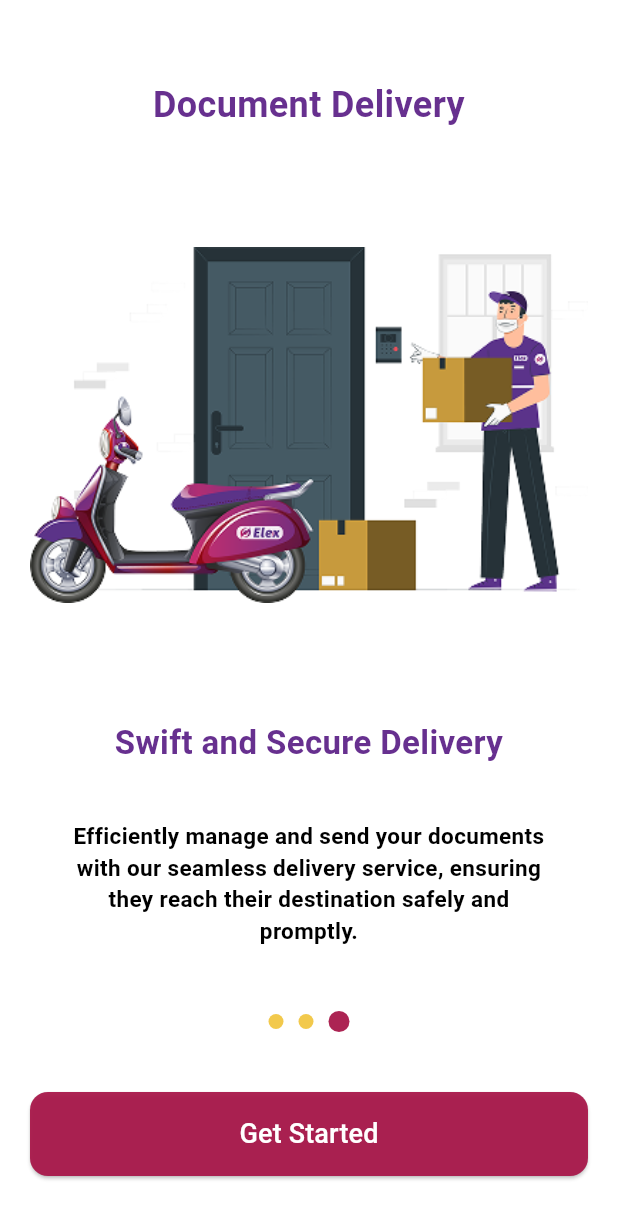
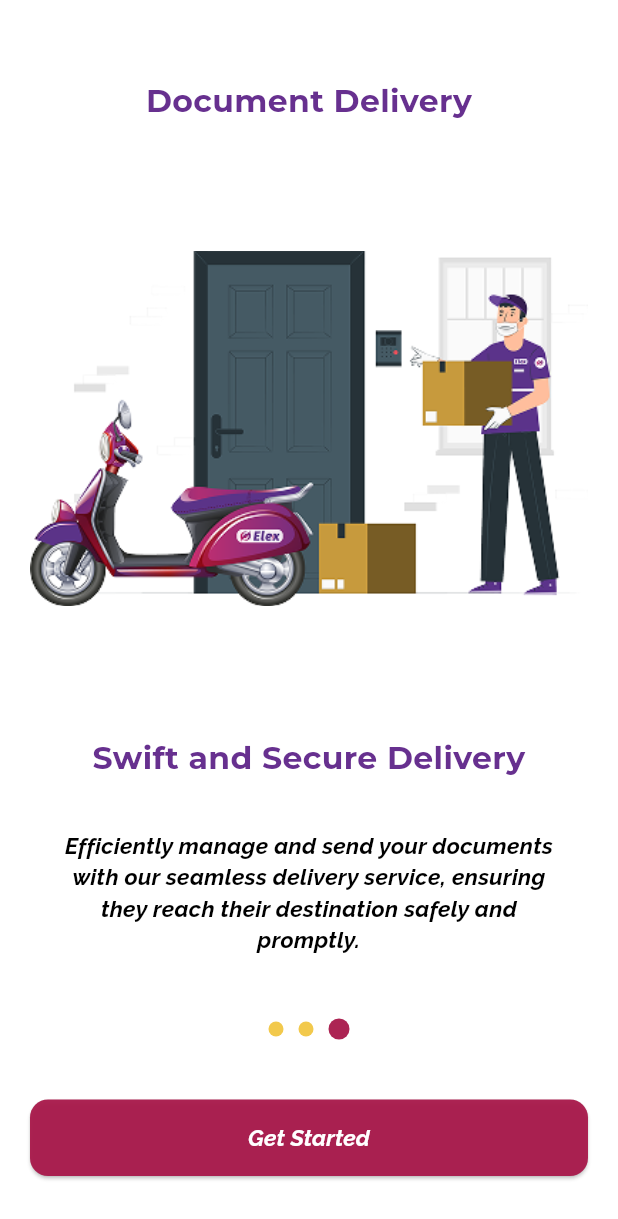
Before and after one commit to Melak-12/elex_driver, a Flutter app: the screen it shows after launch, after a tap on "Skip", on a phone screen of 412 x 824 dp. Shown: the top 1219 px of the screen. Run offline on Flutter 3.47's test engine with Material 3 defaults, Android fonts, the phone set to English and light mode, and no system bars; our stand-ins replace go_router, image_picker, intl_phone_field, location, permission_handler; missing offline and left inert: live_indicator, mapbox_maps_flutter; network calls fail.

Commit message:
Add splash screen implementation and update routing; include Lottie dependency and refactor text styles

```diff
--- a/lib/core/constants/dimentsions.dart
+++ b/lib/core/constants/dimentsions.dart
@@ -17,7 +17,6 @@
     ? MediaQuery.of(context).size.height * h
     : MediaQuery.of(context).size.height;
 
-
 ///[ScreenWidth]
 
 double screenWidth(context, {double w = 0.0}) => w > 0.0
--- a/lib/core/constants/text_styles.dart
+++ b/lib/core/constants/text_styles.dart
@@ -24,5 +24,12 @@
     fontSize: 15.0,
     fontWeight: FontWeight.w600,
     color: Colors.white,
+    fontFamily: AppAssets.complimentaryFont,
+  );
+  static const TextStyle bodyText2 = TextStyle(
+    color: Colors.black,
+    fontSize: 15,
+    fontWeight: FontWeight.w700,
+    fontFamily: AppAssets.complimentaryFont,
   );
 }
--- a/lib/onboarding_screen.dart
+++ b/lib/onboarding_screen.dart
@@ -1,4 +1,6 @@
 import 'package:elex_driver/core/constants/colors/colors.dart';
+import 'package:elex_driver/core/constants/dimentsions.dart';
+import 'package:elex_driver/core/constants/text_styles.dart';
 import 'package:elex_driver/routes/app_router.dart';
 import 'package:flutter/material.dart';
 import 'package:flutter/services.dart';
@@ -46,7 +48,10 @@
                         onPressed: _skip,
                         child: const Text(
                           "Skip",
-                          style: TextStyle(color: AppColors.primary, fontSize: 17,fontWeight: FontWeight.bold),
+                          style: TextStyle(
+                              color: AppColors.primary,
+                              fontSize: 17,
+                              fontWeight: FontWeight.bold),
                         ),
                       )
                     : const SizedBox(),
@@ -99,7 +104,7 @@
                   ),
                   child: Text(
                     _currentPage == 2 ? "Get Started" : "Learn More",
-                    style: const TextStyle(fontSize: 18, color: Colors.white),
+                    style: AppTextStyles.buttonText,
                   ),
                 ),
               ),
@@ -115,24 +120,23 @@
       String imagePath, String title, String subTitle, String description) {
     return Column(
       mainAxisAlignment: MainAxisAlignment.spaceEvenly,
-
       children: [
         Text(
           title,
-          style: const TextStyle(
-              fontSize: 24, fontWeight: FontWeight.bold, color: AppColors.primary),
+          style: AppTextStyles.headline1
+              .copyWith(color: AppColors.primary, fontSize: 21),
           textAlign: TextAlign.center,
         ),
         const SizedBox(height: 20),
-        Image.asset(imagePath, height: 300),
+        Image.asset(
+          imagePath,
+          height: 320,
+          width: screenWidth(context),
+        ),
         const SizedBox(height: 20),
         Text(
           subTitle,
-          style: const TextStyle(
-            color: AppColors.primary,
-            fontSize: 22,
-            fontWeight: FontWeight.bold,
-          ),
+          style: AppTextStyles.headline1.copyWith(fontSize: 21),
           textAlign: TextAlign.center,
         ),
         const SizedBox(height: 10),
@@ -140,11 +144,7 @@
           padding: const EdgeInsets.symmetric(horizontal: 20),
           child: Text(
             description,
-            style: const TextStyle(
-              color: Colors.black,
-              fontSize: 15,
-              fontWeight: FontWeight.w700,
-            ),
+            style: AppTextStyles.bodyText2,
             textAlign: TextAlign.center,
           ),
         ),
--- a/lib/routes/app_router.dart
+++ b/lib/routes/app_router.dart
@@ -3,6 +3,7 @@
 import 'package:elex_driver/modules/gas/screens/gas_screen.dart';
 import 'package:elex_driver/modules/profile/screens/profile.dart';
 import 'package:elex_driver/onboarding_screen.dart';
+import 'package:elex_driver/splash.dart';
 import 'package:go_router/go_router.dart';
 import 'package:elex_driver/modules/auth/screens/login_screen.dart';
 import 'package:elex_driver/modules/auth/screens/signup_screen.dart';
@@ -11,6 +12,7 @@
 
 const String onBoarding = '/';
 const String layout = '/layout';
+const String splash = '/splash';
 const String login = '/login';
 const String signUp = '/signUp';
 const String verify = '/verify';
@@ -20,9 +22,10 @@
 const String profile = '/profile';
 
 final GoRouter appRouter = GoRouter(
-  initialLocation: onBoarding,
+  initialLocation: splash,
   routes: [
     GoRoute(path: onBoarding, builder: (context, state) => const OnboardingScreen()),
+    GoRoute(path: splash, builder: (context, state) =>  SplashScreen()),
     GoRoute(path: layout, builder: (context, state) => const MainLayout()),
     GoRoute(path: login, builder: (context, state) => const LoginPage()),
     GoRoute(path: signUp, builder: (context, state) => const SignupPage()),
--- /dev/null
+++ b/lib/splash.dart
@@ -0,0 +1,121 @@
+import 'package:elex_driver/core/constants/colors/colors.dart';
+import 'package:elex_driver/routes/app_router.dart';
+import 'package:flutter/material.dart';
+import 'package:go_router/go_router.dart';
+
+class SplashScreen extends StatefulWidget {
+  @override
+  _SplashScreenState createState() => _SplashScreenState();
+}
+
+class _SplashScreenState extends State<SplashScreen>
+    with SingleTickerProviderStateMixin {
+  late AnimationController _controller;
+  late Animation<double> _animation;
+
+  @override
+  void initState() {
+    super.initState();
+
+    // Initialize the AnimationController
+    _controller = AnimationController(
+      duration: const Duration(seconds: 3), // animation duration
+      vsync: this,
+    );
+
+    // Define the wave expansion animation
+    _animation = Tween<double>(begin: 0, end: 450).animate(
+      CurvedAnimation(parent: _controller, curve: Curves.easeOut),
+    )..addListener(() {
+        setState(() {});
+      });
+
+    // Start the animation
+    _controller.repeat(reverse: false);
+
+    Future.delayed(const Duration(seconds: 2), () {
+      // Use context.go() to navigate to the onboarding screen
+      context.go(onBoarding); // Onboarding screen route
+    });
+  }
+
+  @override
+  void dispose() {
+    _controller
+        .dispose(); // Dispose of the controller when the screen is removed
+    super.dispose();
+  }
+
+  @override
+  Widget build(BuildContext context) {
+    return Scaffold(
+      backgroundColor: AppColors.primary,
+      body: Center(
+        child: Stack(
+          alignment: Alignment.center,
+          children: [
+            // Circular Wave Animation
+            AnimatedBuilder(
+              animation: _controller,
+              builder: (context, child) {
+                return CustomPaint(
+                  size: Size(
+                      _animation.value * 1,
+                      _animation.value *
+                          100), // Increase size based on animation value
+                  painter: WavePainter(
+                    // color1: ,
+                    color2: Colors.white,
+                    progress: _animation.value,
+                  ),
+                );
+              },
+            ),
+            // Circular Logo Image in the center
+            ClipRRect(
+              borderRadius: BorderRadius.circular(
+                  50), // Half of width and height to make it circular
+              child: Image.asset(
+                'assets/images/Logo mark2.png',
+                width: 100,
+                height: 100,
+                fit: BoxFit.cover,
+              ),
+            )
+          ],
+        ),
+      ),
+    );
+  }
+}
+
+class WavePainter extends CustomPainter {
+  // final Color color1;
+  final Color color2;
+  final double progress;
+
+  WavePainter({
+    // required this.color1,
+    required this.color2,
+    required this.progress,
+  });
+
+  @override
+  void paint(Canvas canvas, Size size) {
+    // Paint paint1 = Paint()
+    //   ..color = color1.withOpacity(0.6)
+    //   ..style = PaintingStyle.stroke
+    //   ..strokeWidth = 100;
+    Paint paint2 = Paint()
+      ..color = color2
+      ..style = PaintingStyle.stroke
+      ..strokeWidth = 100;
+    canvas.drawCircle(
+        Offset(size.width / 2, size.height / 2), progress * 1.5, paint2);
+  }
+
+  @override
+  bool shouldRepaint(covariant CustomPainter oldDelegate) {
+    return true; // Redraw when animation changes
+  }
+}
--- a/pubspec.yaml
+++ b/pubspec.yaml
@@ -24,6 +24,7 @@
   permission_handler: ^11.4.0
   location: ^8.0.0
   live_indicator: ^0.0.4
+  lottie: ^3.3.1
 
 dev_dependencies:
   flutter_test:
```
Also changed, not shown: assets/images/Logo mark2.png (added), pubspec.lock.
